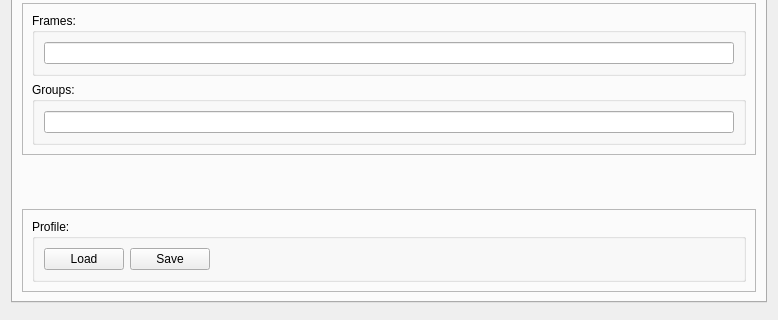
The window that nxselector/ui/selector.ui (nexdatas/nxselector) describes before a commit, drawn with Qt 5; both pictures show x 0 to 778 and y 182 to 502 of the 778 by 502 pixel window.
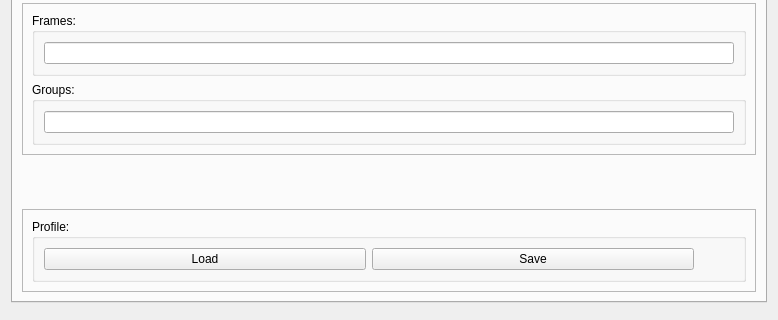
The same window after the commit. The open tabs and pages were chosen to show the change.

Commit message: adding save/load profile

The edit to the form file:
```diff
--- a/nxselector/ui/selector.ui
+++ b/nxselector/ui/selector.ui
@@ -653,7 +653,7 @@
                 <enum>Qt::Horizontal</enum>
                </property>
                <property name="sizeType">
-                <enum>QSizePolicy::MinimumExpanding</enum>
+                <enum>QSizePolicy::Minimum</enum>
                </property>
                <property name="sizeHint" stdset="0">
                 <size>
```
Left out of the diff: 2 changed lines with no effect on the pictures.
